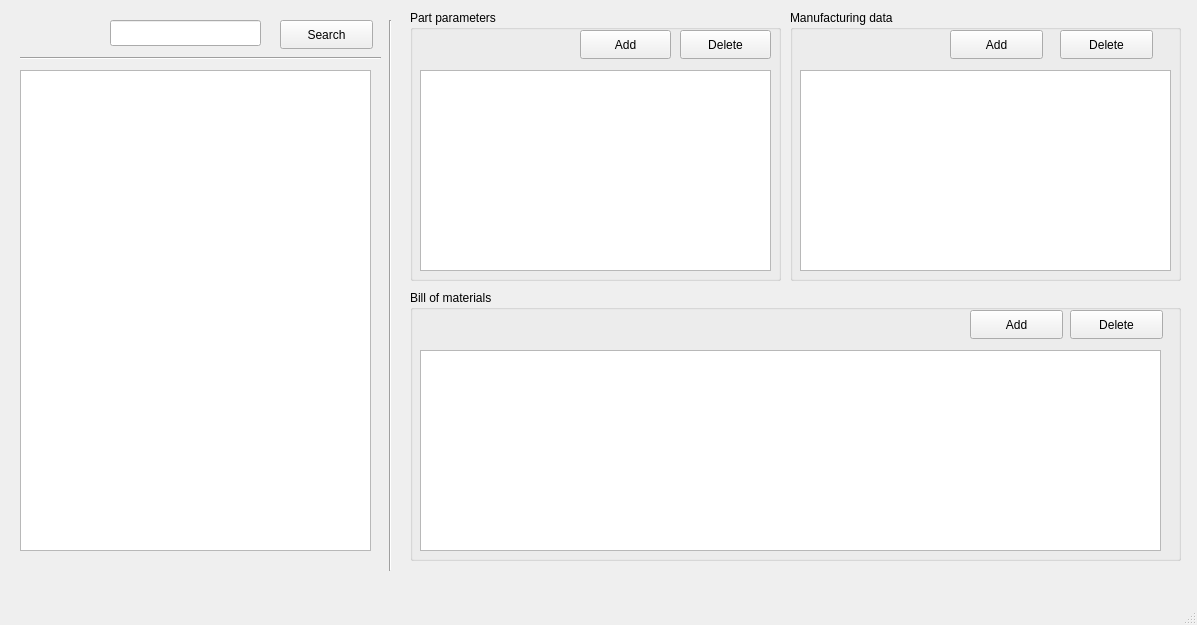
First picture: the form in Src/PDMLite/mainwindow.ui, repository am-a3/PDMLite, before the edit.
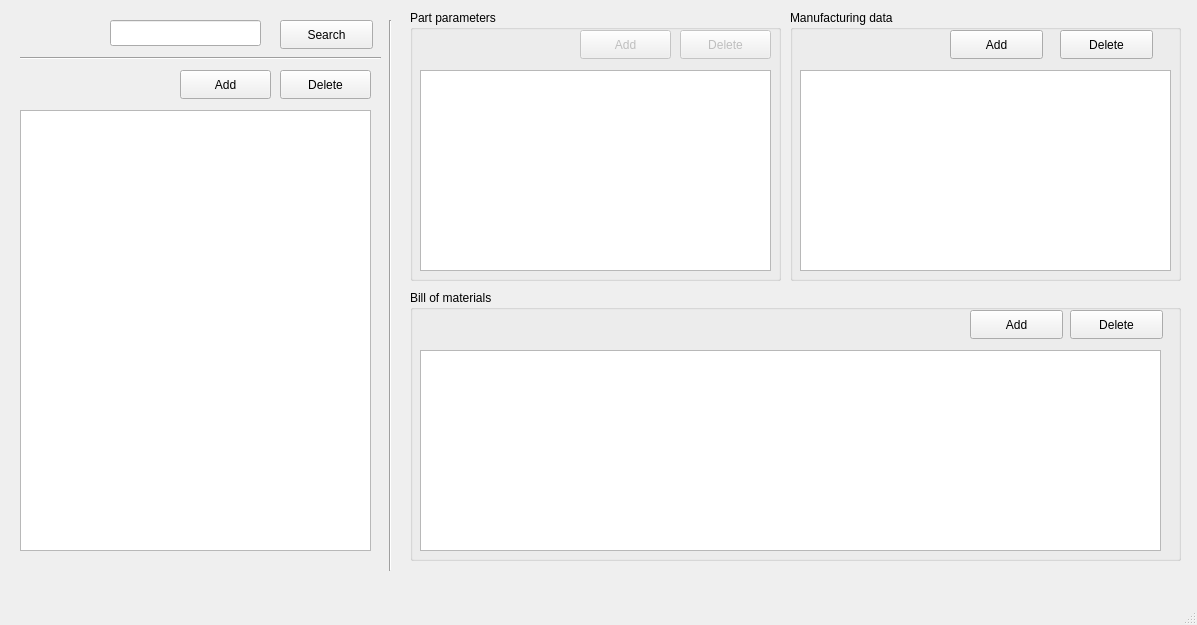
Second picture: the form after the edit.

Commit message: Update. Start to work on updating part parameters

Diff of the .ui file:
```diff
--- a/Src/PDMLite/mainwindow.ui
+++ b/Src/PDMLite/mainwindow.ui
@@ -47,6 +47,9 @@
      </property>
     </widget>
     <widget class="QPushButton" name="addPartParamButton">
+     <property name="enabled">
+      <bool>false</bool>
+     </property>
      <property name="geometry">
       <rect>
        <x>170</x>
@@ -60,6 +63,9 @@
      </property>
     </widget>
     <widget class="QPushButton" name="deletePartParamButton">
+     <property name="enabled">
+      <bool>false</bool>
+     </property>
      <property name="geometry">
       <rect>
        <x>270</x>
@@ -155,9 +161,9 @@
     <property name="geometry">
      <rect>
       <x>20</x>
-      <y>70</y>
+      <y>110</y>
       <width>351</width>
-      <height>481</height>
+      <height>441</height>
      </rect>
     </property>
    </widget>
@@ -223,6 +229,32 @@
      <enum>Qt::Vertical</enum>
     </property>
    </widget>
+   <widget class="QPushButton" name="addPartButton">
+    <property name="geometry">
+     <rect>
+      <x>180</x>
+      <y>70</y>
+      <width>91</width>
+      <height>29</height>
+     </rect>
+    </property>
+    <property name="text">
+     <string>Add</string>
+    </property>
+   </widget>
+   <widget class="QPushButton" name="deletePartButton">
+    <property name="geometry">
+     <rect>
+      <x>280</x>
+      <y>70</y>
+      <width>91</width>
+      <height>29</height>
+     </rect>
+    </property>
+    <property name="text">
+     <string>Delete</string>
+    </property>
+   </widget>
   </widget>
   <widget class="QMenuBar" name="menubar">
    <property name="geometry">
```
Left out of the diff: 55 changed lines with no effect on the pictures. The commit also changes 8 other files.
